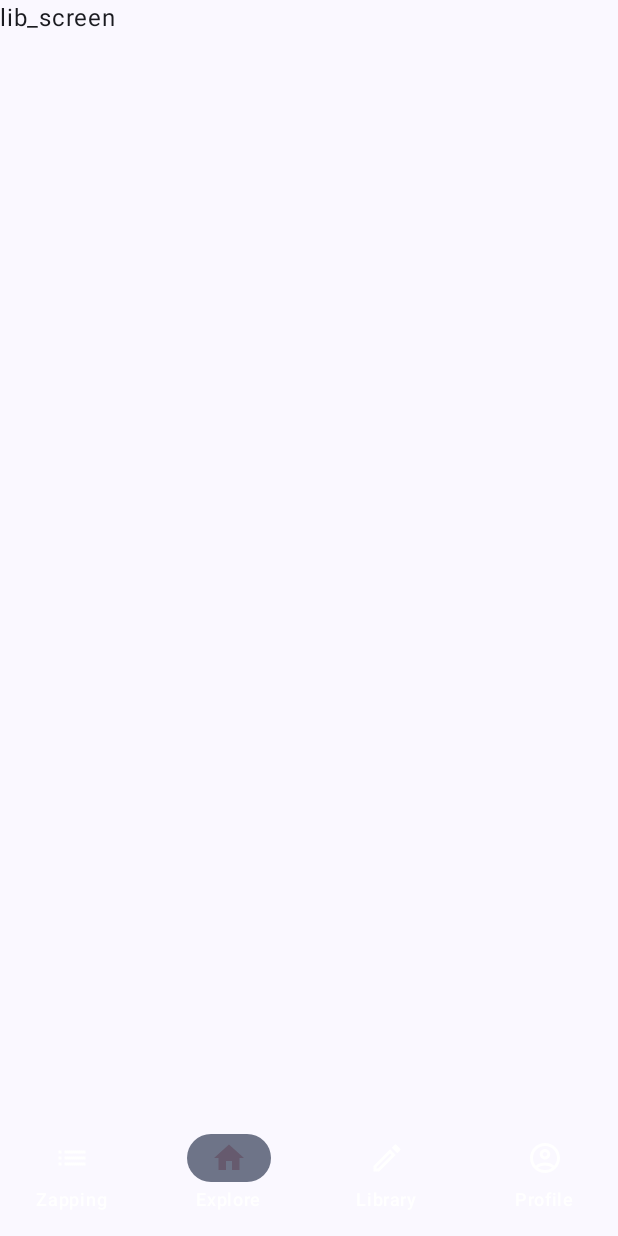
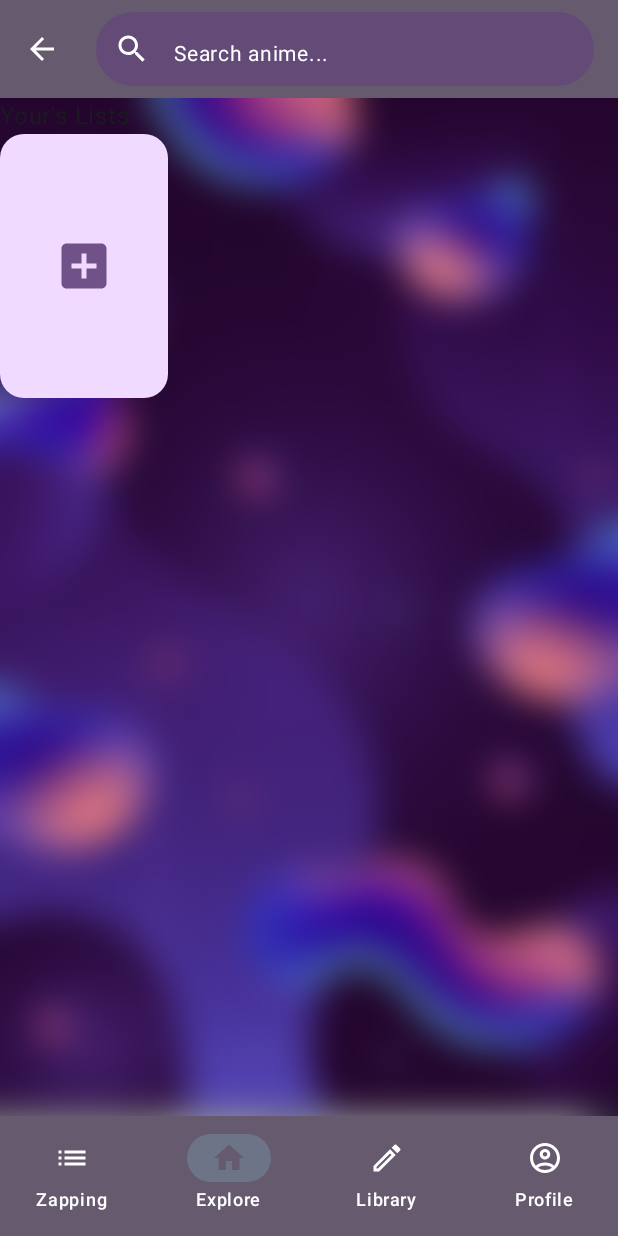
Before and after one commit to Danix002/OtakuTube, an Android app built with Jetpack Compose: the LibScreen screen opened through its navigation route, on a phone screen of 412 x 824 dp. Run offline under Robolectric (Android 15) with nearby library versions, the phone set to English and light mode, and no system bars; 2 statements that could not run were skipped.

Commit message:
Complete search feature, start to work on LibraryScreen.kt, and minor fix

```diff
--- a/app/src/main/java/com/example/anitest/services/AnimeService.kt
+++ b/app/src/main/java/com/example/anitest/services/AnimeService.kt
@@ -23,8 +23,8 @@ class AnimeService {
     private val baseURLDANIfix = "http://192.168.1.7"
     private val baseURLALE = "http://172.20.10.3"
     private val gson = Gson()
-    private val URLNPM = "$baseURLDANIfix:3000"
-    private val URLPYTHON = "$baseURLDANIfix:5000"
+    private val URLNPM = "$baseURLALE:3000"
+    private val URLPYTHON = "$baseURLALE:5000"
 
     private val httpClient get() = HttpClient(Android) {
         install(JsonFeature) {
--- a/app/src/main/java/com/example/anitest/ui/componets/AppBar.kt
+++ b/app/src/main/java/com/example/anitest/ui/componets/AppBar.kt
@@ -63,10 +63,12 @@ fun AppBar(viewModel: MyViewModel, navController: NavHostController) {
 
     LaunchedEffect(searchFlag) {
         if(searchFlag) {
+
             viewModel.forgetAnimeSearch()
             viewModel.setAnimeSearch(searchString)
             searchFlag = false
             searchLoaded = true
+
         }
     }
 
@@ -92,7 +94,8 @@ fun AppBar(viewModel: MyViewModel, navController: NavHostController) {
                     ) {
                         Icon(
                             imageVector = Icons.Filled.ArrowBack,
-                            contentDescription = "back button"
+                            contentDescription = "back button",
+                            tint = Color.White
                         )
                     }
                 }
@@ -118,7 +121,8 @@ fun AppBar(viewModel: MyViewModel, navController: NavHostController) {
                             IconButton(onClick = { searchFlag = true; backNavFlag = false; viewModel.setIsLoadedAnimeScreen(flag = false) }) {
                                 Icon(
                                     imageVector = Icons.Filled.Search,
-                                    contentDescription = ""
+                                    contentDescription = "",
+                                    tint = Color.White
                                 )
                             }
                         },
@@ -127,7 +131,8 @@ fun AppBar(viewModel: MyViewModel, navController: NavHostController) {
                         placeholder = {
                             Text(
                                 text = "Search anime...",
-                                fontSize = 14.sp
+                                fontSize = 14.sp,
+                                color = Color.White
                             )
                         },
                         textStyle = TextStyle(color = Color.White, fontSize = 16.sp),
@@ -145,7 +150,7 @@ fun AppBar(viewModel: MyViewModel, navController: NavHostController) {
         if (searchLoaded && !backNavFlag) {
             viewModel.openSearch()
             AnimeSearchLoader(animeSearch = animeSearch, viewModel = viewModel, navController = navController)
-        }else{
+        } else {
             viewModel.closeSearch()
         }
     }
--- a/app/src/main/java/com/example/anitest/ui/componets/List.kt
+++ b/app/src/main/java/com/example/anitest/ui/componets/List.kt
@@ -121,7 +121,7 @@ fun CategoryRow(viewModel: MyViewModel, category: Genre, navController: NavHostC
                 }
             }else {
                 itemsIndexed(animeList) { index, anime ->
-                    AnimeCard(anime, navController, viewModel)
+                    AnimeCard(anime, navController, viewModel, false)
                     if ( (index == (animeList.size-1)) ) {
                         if (!nothingElse) AnimeLoaderButton(onClick = { page++ }, loading)
                         else Text(
@@ -285,6 +285,7 @@ fun PopularAnimeRow(viewModel: MyViewModel, navController: NavHostController) {
                 )
                 Spacer(modifier = Modifier.height(8.dp))
                 Text(
+                    modifier = Modifier.height(32.dp),
                     text = popular[selectedAnime].description,
                     maxLines = 4,
                     overflow = TextOverflow.Ellipsis,
--- a/app/src/main/java/com/example/anitest/ui/componets/YouTubeVideoPlayer.kt
+++ b/app/src/main/java/com/example/anitest/ui/componets/YouTubeVideoPlayer.kt
@@ -1,5 +1,6 @@
 package com.example.anitest.ui.componets
 
+import androidx.compose.foundation.layout.fillMaxSize
 import androidx.compose.foundation.layout.fillMaxWidth
 import androidx.compose.runtime.Composable
 import androidx.compose.runtime.LaunchedEffect
--- a/app/src/main/java/com/example/anitest/ui/screen/LibraryScreen.kt
+++ b/app/src/main/java/com/example/anitest/ui/screen/LibraryScreen.kt
@@ -1,26 +1,70 @@
 package com.example.anitest.ui.screen
 
+import androidx.compose.foundation.background
 import androidx.compose.foundation.layout.Box
+import androidx.compose.foundation.layout.Column
+import androidx.compose.foundation.layout.height
 import androidx.compose.foundation.layout.padding
+import androidx.compose.foundation.layout.size
+import androidx.compose.foundation.lazy.LazyRow
+import androidx.compose.foundation.lazy.items
+import androidx.compose.foundation.rememberScrollState
+import androidx.compose.foundation.shape.RoundedCornerShape
+import androidx.compose.foundation.verticalScroll
+import androidx.compose.material.icons.Icons
+import androidx.compose.material.icons.filled.AddBox
+import androidx.compose.material3.Button
+import androidx.compose.material3.Icon
+import androidx.compose.material3.IconButton
 import androidx.compose.material3.Scaffold
 import androidx.compose.material3.Text
+
 import androidx.compose.runtime.Composable
+import androidx.compose.ui.Alignment
 import androidx.compose.ui.Modifier
+import androidx.compose.ui.draw.clip
+import androidx.compose.ui.graphics.Color
+import androidx.compose.ui.unit.TextUnit
+import androidx.compose.ui.unit.dp
+import androidx.compose.ui.unit.sp
 import androidx.navigation.NavHostController
 import com.example.anitest.navigation.Screen
+import com.example.anitest.ui.componets.AppBar
+import com.example.anitest.ui.componets.BackGroundImage
 import com.example.anitest.ui.componets.BottomNavigation
+import com.example.anitest.ui.componets.CategoryRow
+import com.example.anitest.ui.componets.CategoryRowSkeleton
 import com.example.myapplication.MyViewModel
 
 @Composable
 fun LibScreen(viewModel: MyViewModel, navController: NavHostController) {
     Scaffold (
+        containerColor = Color(102, 90, 110),
         bottomBar = {
             BottomNavigation(viewModel , navController)
+        },
+        topBar = {
+            AppBar(viewModel, navController)
         }
     ) { contentPadding ->
-        Box(modifier = Modifier.padding(contentPadding)) {
-            // SCREEN BODY
-            Text(text = Screen.Library.route)
-        }
+        BackGroundImage(contentPadding, content = {
+            Column (modifier = Modifier.verticalScroll(rememberScrollState())){
+                Text(text = "Your's Lists", fontSize = 16.sp)
+                LazyRow() {
+                    items(1){
+                        Box(
+                            contentAlignment = Alignment.Center,
+                            modifier = Modifier.clip(RoundedCornerShape(16.dp)).background(Color(241, 218, 255)).padding(horizontal = 32.dp, vertical = 64.dp)
+                        ) {
+                            IconButton(
+                                onClick = { /*TODO*/ }) {
+                                Icon(imageVector = Icons.Filled.AddBox, contentDescription = "", modifier = Modifier.size(128.dp),  tint = Color(112, 82, 137))
+                            }
+                        }
+
+                    }
+                }
+            }
+        })
     }
 }
```
Also changed, not shown: app/src/main/java/com/example/anitest/ui/componets/Anime.kt (+67 -5 lines), app/src/main/java/com/example/anitest/ui/componets/AnimeInformations.kt (+15 -15 lines), app/src/main/java/com/example/anitest/ui/componets/AnimeThumbnail.kt (+23 -2 lines), app/src/main/java/com/example/anitest/ui/componets/Cards.kt (+16 -1 lines), app/src/main/java/com/example/anitest/ui/componets/Episode.kt (+6 -1 lines), 1 other file.
